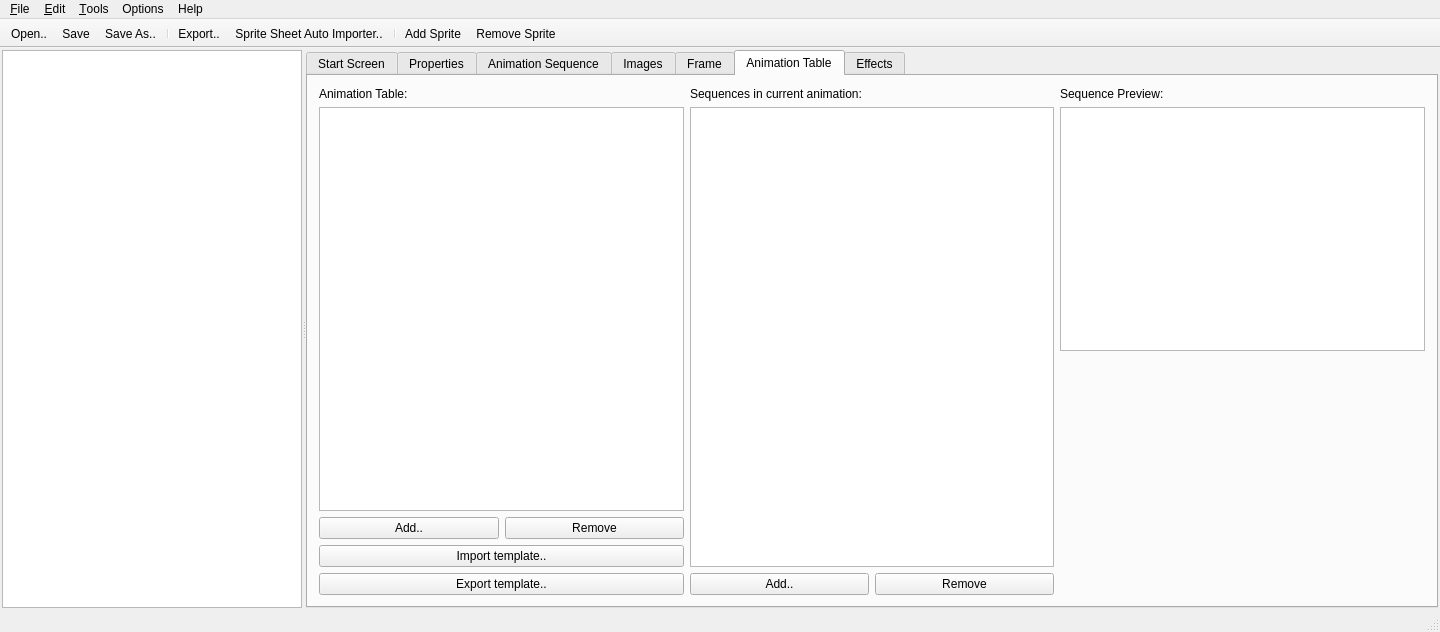
Qt form mainwindow.ui (PsyCommando/ppmdu_spriteeditor) before a commit.
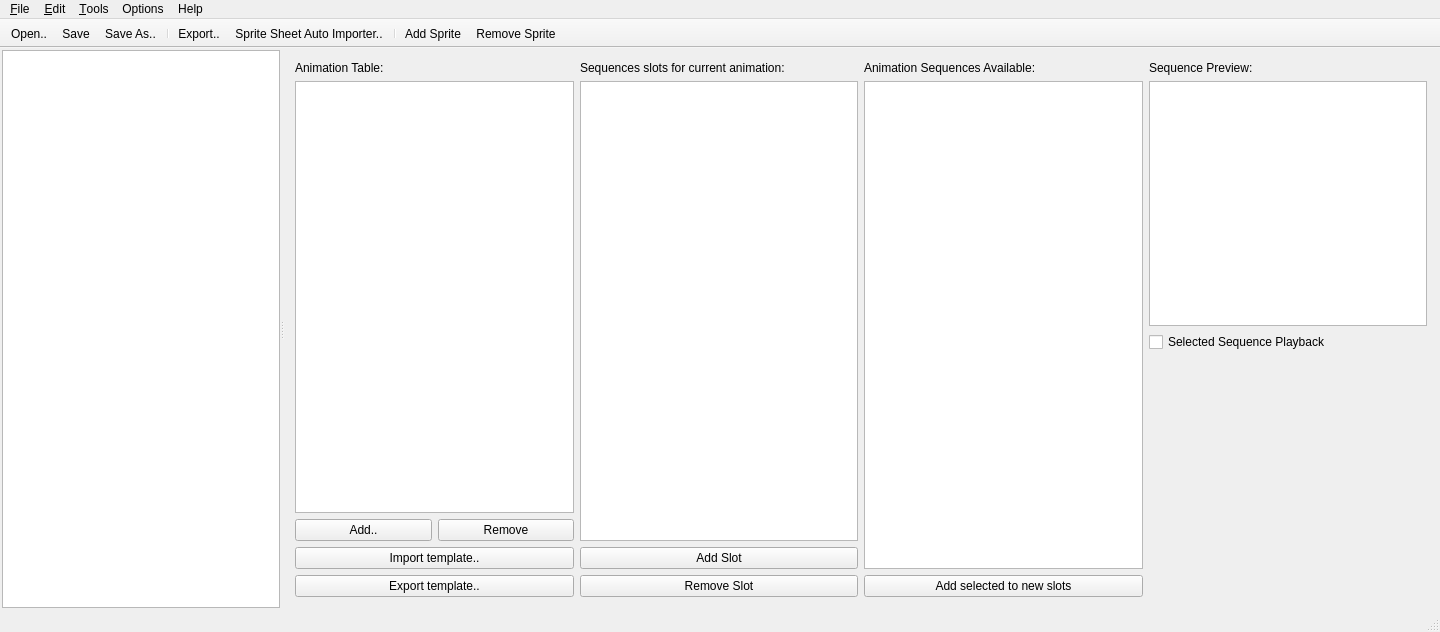
The same form after that commit. The open tabs and pages were chosen to show the change. Icons and pictures are not drawn.

Commit message: Cleanup and WIP anim edit page

Diff of the .ui file:
```diff
--- a/mainwindow.ui
+++ b/mainwindow.ui
@@ -100,7 +100,7 @@
         <bool>false</bool>
        </attribute>
       </widget>
-      <widget class="QTabWidget" name="tabMain">
+      <widget class="QStackedWidget" name="tabMain">
        <property name="enabled">
         <bool>true</bool>
        </property>
@@ -111,24 +111,9 @@
         </size>
        </property>
        <property name="currentIndex">
-        <number>1</number>
-       </property>
-       <property name="documentMode">
-        <bool>false</bool>
-       </property>
-       <property name="tabsClosable">
-        <bool>false</bool>
-       </property>
-       <property name="movable">
-        <bool>false</bool>
-       </property>
-       <property name="tabBarAutoHide">
-        <bool>true</bool>
+        <number>5</number>
        </property>
        <widget class="QWidget" name="tabWelcome">
-        <attribute name="title">
-         <string>Start Screen</string>
-        </attribute>
         <layout class="QHBoxLayout" name="horizontalLayout_13">
          <item>
           <layout class="QFormLayout" name="tabWelcomeLayout">
@@ -215,10 +200,7 @@
          </item>
         </layout>
        </widget>
-       <widget class="QWidget" name="tabproperties">
-        <attribute name="title">
-         <string>Properties</string>
-        </attribute>
+       <widget class="QWidget" name="tabProperties">
         <layout class="QGridLayout" name="gridLayout_5" rowstretch="0,0">
          <item row="0" column="0">
           <layout class="QGridLayout" name="gridLayout_4">
@@ -616,10 +598,7 @@
          </item>
         </layout>
        </widget>
-       <widget class="QWidget" name="tabseq">
-        <attribute name="title">
-         <string>Animation Sequence</string>
-        </attribute>
+       <widget class="QWidget" name="tabSequence">
         <layout class="QHBoxLayout" name="horizontalLayout_20">
          <item>
           <layout class="QVBoxLayout" name="verticalLayout_16">
@@ -1024,9 +1003,6 @@
         </layout>
        </widget>
        <widget class="QWidget" name="tabImages">
-        <attribute name="title">
-         <string>Images</string>
-        </attribute>
         <layout class="QVBoxLayout" name="verticalLayout">
          <item>
           <layout class="QHBoxLayout" name="horizontalLayout_14">
@@ -1196,10 +1172,7 @@
          </item>
         </layout>
        </widget>
-       <widget class="QWidget" name="tabframeseditor">
-        <attribute name="title">
-         <string>Frame</string>
-        </attribute>
+       <widget class="QWidget" name="tabFrame">
         <layout class="QVBoxLayout" name="verticalLayout_13">
          <property name="spacing">
           <number>1</number>
@@ -1841,12 +1814,7 @@
          </item>
         </layout>
        </widget>
-       <widget class="QWidget" name="tabanims">
-        <attribute name="title">
-         <string>Animation Table</string>
-        </attribute>
-        <layout class="QHBoxLayout" name="horizontalLayout_12">
-         <item>
+       <widget class="QWidget" name="tabAnimTable">
           <layout class="QHBoxLayout" name="horizontalLayout_10">
            <item>
             <layout class="QVBoxLayout" name="verticalLayout_5">
@@ -1858,7 +1826,35 @@
               </widget>
              </item>
              <item>
-              <widget class="QTableView" name="tvAnimTbl"/>
+            <widget class="QTableView" name="tvAnimTbl">
+             <property name="editTriggers">
+              <set>QAbstractItemView::NoEditTriggers</set>
+             </property>
+             <property name="showDropIndicator" stdset="0">
+              <bool>false</bool>
+             </property>
+             <property name="dragDropOverwriteMode">
+              <bool>false</bool>
+             </property>
+             <property name="alternatingRowColors">
+              <bool>true</bool>
+             </property>
+             <property name="selectionMode">
+              <enum>QAbstractItemView::SingleSelection</enum>
+             </property>
+             <property name="selectionBehavior">
+              <enum>QAbstractItemView::SelectRows</enum>
+             </property>
+             <property name="showGrid">
+              <bool>false</bool>
+             </property>
+             <attribute name="horizontalHeaderVisible">
+              <bool>false</bool>
+             </attribute>
+             <attribute name="horizontalHeaderStretchLastSection">
+              <bool>true</bool>
+             </attribute>
+            </widget>
              </item>
              <item>
               <layout class="QHBoxLayout" name="horizontalLayout_8">
@@ -1919,22 +1915,66 @@
              <item>
               <widget class="QLabel" name="label_9">
                <property name="text">
-                <string>Sequences in current animation:</string>
+              <string>Sequences slots for current animation:</string>
                </property>
               </widget>
              </item>
              <item>
-              <widget class="QTableView" name="tvAnimTblAnimSeqs"/>
-             </item>
-             <item>
-              <layout class="QHBoxLayout" name="horizontalLayout_9">
+            <widget class="QTreeView" name="tvAnimTblAnimSeqs">
+             <property name="editTriggers">
+              <set>QAbstractItemView::NoEditTriggers</set>
+             </property>
+             <property name="dragEnabled">
+              <bool>false</bool>
+             </property>
+             <property name="dragDropOverwriteMode">
+              <bool>true</bool>
+             </property>
+             <property name="dragDropMode">
+              <enum>QAbstractItemView::DropOnly</enum>
+             </property>
+             <property name="defaultDropAction">
+              <enum>Qt::CopyAction</enum>
+             </property>
+             <property name="alternatingRowColors">
+              <bool>true</bool>
+             </property>
+             <property name="selectionMode">
+              <enum>QAbstractItemView::ExtendedSelection</enum>
+             </property>
+             <property name="selectionBehavior">
+              <enum>QAbstractItemView::SelectItems</enum>
+             </property>
+             <property name="iconSize">
+              <size>
+               <width>64</width>
+               <height>64</height>
+              </size>
+             </property>
+             <property name="indentation">
+              <number>2</number>
+             </property>
+             <property name="uniformRowHeights">
+              <bool>true</bool>
+             </property>
+             <property name="itemsExpandable">
+              <bool>false</bool>
+             </property>
+             <property name="headerHidden">
+              <bool>true</bool>
+             </property>
+             <property name="expandsOnDoubleClick">
+              <bool>false</bool>
+             </property>
+            </widget>
+           </item>
                <item>
                 <widget class="QPushButton" name="btnAnimTblAddSeq">
                  <property name="toolTip">
                   <string>&lt;html&gt;&lt;head/&gt;&lt;body&gt;&lt;p&gt;Add an animation sequence to the list of sequence for this animation.&lt;/p&gt;&lt;/body&gt;&lt;/html&gt;</string>
                  </property>
                  <property name="text">
-                  <string>Add..</string>
+              <string>Add Slot</string>
                  </property>
                  <property name="icon">
                   <iconset resource="appres.qrc">
@@ -1942,13 +1982,15 @@
                  </property>
                 </widget>
                </item>
+           <item>
+            <layout class="QHBoxLayout" name="horizontalLayout_9">
                <item>
                 <widget class="QPushButton" name="btnAnimTblRemSeq">
                  <property name="toolTip">
                   <string>&lt;html&gt;&lt;head/&gt;&lt;body&gt;&lt;p&gt;Removes the selected animation sequence from the list of sequence for this animation.&lt;/p&gt;&lt;/body&gt;&lt;/html&gt;</string>
                  </property>
                  <property name="text">
-                  <string>Remove</string>
+                <string>Remove Slot</string>
                  </property>
                  <property name="icon">
                   <iconset resource="appres.qrc">
@@ -1960,6 +2002,80 @@
              </item>
             </layout>
            </item>
+         <item>
+          <layout class="QVBoxLayout" name="verticalLayout_18">
+           <item>
+            <widget class="QLabel" name="label_17">
+             <property name="text">
+              <string>Animation Sequences Available:</string>
+             </property>
+            </widget>
+           </item>
+           <item>
+            <widget class="QTreeView" name="lvAnimTblAnimSeqList">
+             <property name="editTriggers">
+              <set>QAbstractItemView::NoEditTriggers</set>
+             </property>
+             <property name="showDropIndicator" stdset="0">
+              <bool>false</bool>
+             </property>
+             <property name="dragEnabled">
+              <bool>true</bool>
+             </property>
+             <property name="dragDropMode">
+              <enum>QAbstractItemView::DragDrop</enum>
+             </property>
+             <property name="defaultDropAction">
+              <enum>Qt::CopyAction</enum>
+             </property>
+             <property name="alternatingRowColors">
+              <bool>true</bool>
+             </property>
+             <property name="selectionMode">
+              <enum>QAbstractItemView::ExtendedSelection</enum>
+             </property>
+             <property name="selectionBehavior">
+              <enum>QAbstractItemView::SelectItems</enum>
+             </property>
+             <property name="iconSize">
+              <size>
+               <width>64</width>
+               <height>64</height>
+              </size>
+             </property>
+             <property name="indentation">
+              <number>2</number>
+             </property>
+             <property name="uniformRowHeights">
+              <bool>true</bool>
+             </property>
+             <property name="itemsExpandable">
+              <bool>false</bool>
+             </property>
+             <property name="wordWrap">
+              <bool>true</bool>
+             </property>
+             <property name="headerHidden">
+              <bool>true</bool>
+             </property>
+             <property name="expandsOnDoubleClick">
+              <bool>false</bool>
+             </property>
+            </widget>
+           </item>
+           <item>
+            <widget class="QPushButton" name="btnAnimTblMoveSeq">
+             <property name="text">
+              <string>Add selected to new slots</string>
+             </property>
+             <property name="icon">
+              <iconset resource="appres.qrc">
+               <normaloff>:/resources/fugue-icons-3.5.6/icons/arrow-180.png</normaloff>:/resources/fugue-icons-3.5.6/icons/arrow-180.png</iconset>
+             </property>
+            </widget>
+           </item>
+          </layout>
+         </item>
            <item>
             <layout class="QVBoxLayout" name="verticalLayout_4">
              <item>
@@ -1972,6 +2088,13 @@
              <item>
               <widget class="QGraphicsView" name="gvAnimTablePreview"/>
              </item>
+           <item>
+            <widget class="QCheckBox" name="chkAnimTblAutoPlay">
+             <property name="text">
+              <string>Selected Sequence Playback</string>
+             </property>
+            </widget>
+           </item>
              <item>
               <spacer name="verticalSpacer">
                <property name="orientation">
@@ -1988,13 +2111,8 @@
             </layout>
            </item>
           </layout>
-         </item>
-        </layout>
        </widget>
-       <widget class="QWidget" name="tabeffects">
-        <attribute name="title">
-         <string>Effects</string>
-        </attribute>
+       <widget class="QWidget" name="tabEfx">
         <widget class="QTableView" name="tvEffects">
          <property name="geometry">
           <rect>
```
Left out of the diff: 3 changed lines with no effect on the pictures. Lines whose indentation alone changed are shown as unchanged. The commit also changes 12 other files.
